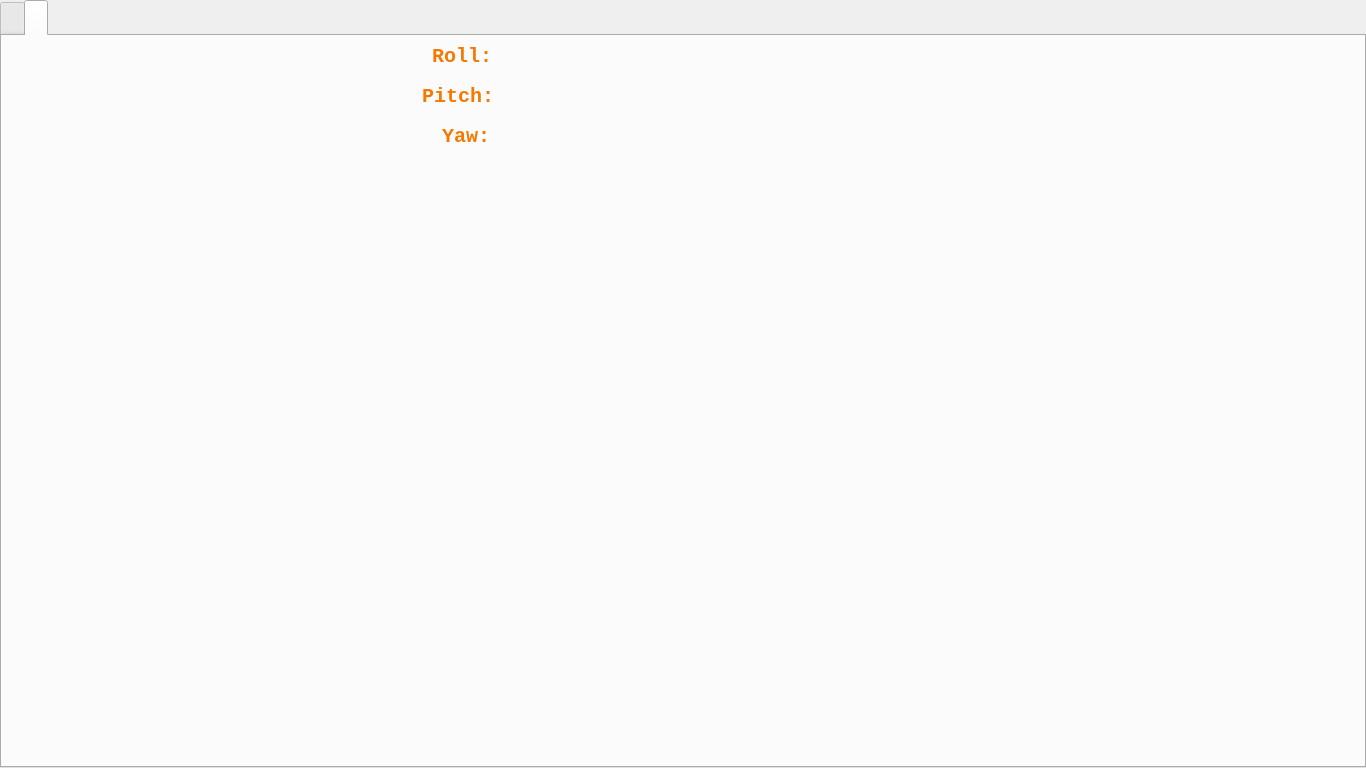
Qt form GroundStation/mainwindow.ui (iron-kang/Qt) before a commit.
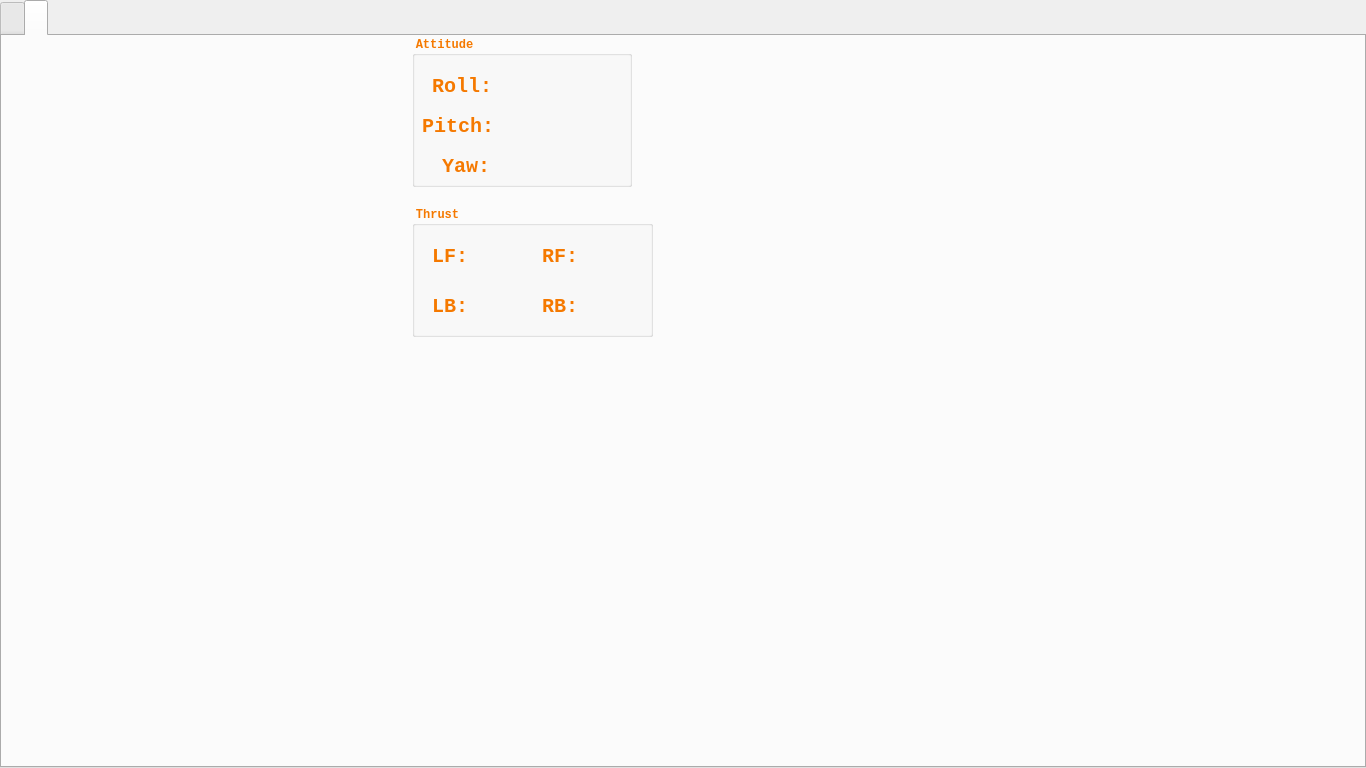
The same form after that commit. Icons and pictures are not drawn. Custom widgets are drawn as their Qt base class.

Commit message: show motor thrust info

```diff
--- a/GroundStation/mainwindow.ui
+++ b/GroundStation/mainwindow.ui
@@ -382,11 +382,129 @@
        </rect>
       </property>
      </widget>
-     <widget class="QLabel" name="label_roll">
+     <widget class="QGroupBox" name="groupBox_thrust">
       <property name="geometry">
        <rect>
-        <x>430</x>
-        <y>10</y>
+        <x>410</x>
+        <y>170</y>
+        <width>241</width>
+        <height>131</height>
+       </rect>
+      </property>
+      <property name="font">
+       <font>
+        <family>Monospace</family>
+        <weight>75</weight>
+        <bold>true</bold>
+       </font>
+      </property>
+      <property name="styleSheet">
+       <string notr="true">color:rgb(245, 121, 0)</string>
+      </property>
+      <property name="title">
+       <string>Thrust</string>
+      </property>
+      <widget class="QLabel" name="label_MLF">
+       <property name="geometry">
+        <rect>
+         <x>20</x>
+         <y>40</y>
+         <width>41</width>
+         <height>21</height>
+        </rect>
+       </property>
+       <property name="font">
+        <font>
+         <family>Monospace</family>
+         <pointsize>15</pointsize>
+         <weight>75</weight>
+         <bold>true</bold>
+        </font>
+       </property>
+       <property name="styleSheet">
+        <string notr="true">color:rgb(245, 121, 0)</string>
+       </property>
+       <property name="text">
+        <string>LF:</string>
+       </property>
+      </widget>
+      <widget class="QLabel" name="label_MLB">
+       <property name="geometry">
+        <rect>
+         <x>20</x>
+         <y>90</y>
+         <width>41</width>
+         <height>21</height>
+        </rect>
+       </property>
+       <property name="font">
+        <font>
+         <family>Monospace</family>
+         <pointsize>15</pointsize>
+         <weight>75</weight>
+         <bold>true</bold>
+        </font>
+       </property>
+       <property name="styleSheet">
+        <string notr="true">color:rgb(245, 121, 0)</string>
+       </property>
+       <property name="text">
+        <string>LB:</string>
+       </property>
+      </widget>
+      <widget class="QLabel" name="label_MRB">
+       <property name="geometry">
+        <rect>
+         <x>130</x>
+         <y>90</y>
+         <width>41</width>
+         <height>21</height>
+        </rect>
+       </property>
+       <property name="font">
+        <font>
+         <family>Monospace</family>
+         <pointsize>15</pointsize>
+         <weight>75</weight>
+         <bold>true</bold>
+        </font>
+       </property>
+       <property name="styleSheet">
+        <string notr="true">color:rgb(245, 121, 0)</string>
+       </property>
+       <property name="text">
+        <string>RB:</string>
+       </property>
+      </widget>
+      <widget class="QLabel" name="label_MRF">
+       <property name="geometry">
+        <rect>
+         <x>130</x>
+         <y>40</y>
+         <width>41</width>
+         <height>21</height>
+        </rect>
+       </property>
+       <property name="font">
+        <font>
+         <family>Monospace</family>
+         <pointsize>15</pointsize>
+         <weight>75</weight>
+         <bold>true</bold>
+        </font>
+       </property>
+       <property name="styleSheet">
+        <string notr="true">color:rgb(245, 121, 0)</string>
+       </property>
+       <property name="text">
+        <string>RF:</string>
+       </property>
+      </widget>
+      <widget class="QLabel" name="val_MLF">
+       <property name="geometry">
+        <rect>
+         <x>60</x>
+         <y>40</y>
         <width>61</width>
         <height>21</height>
        </rect>
@@ -400,17 +518,160 @@
        </font>
       </property>
       <property name="styleSheet">
+        <string notr="true">color:rgb(252, 175, 62)</string>
+       </property>
+       <property name="text">
+        <string/>
+       </property>
+      </widget>
+      <widget class="QLabel" name="val_MRF">
+       <property name="geometry">
+        <rect>
+         <x>170</x>
+         <y>40</y>
+         <width>61</width>
+         <height>21</height>
+        </rect>
+       </property>
+       <property name="font">
+        <font>
+         <family>Monospace</family>
+         <pointsize>15</pointsize>
+         <weight>75</weight>
+         <bold>true</bold>
+        </font>
+       </property>
+       <property name="styleSheet">
+        <string notr="true">color:rgb(252, 175, 62)</string>
+       </property>
+       <property name="text">
+        <string/>
+       </property>
+      </widget>
+      <widget class="QLabel" name="val_MRB">
+       <property name="geometry">
+        <rect>
+         <x>170</x>
+         <y>90</y>
+         <width>61</width>
+         <height>21</height>
+        </rect>
+       </property>
+       <property name="font">
+        <font>
+         <family>Monospace</family>
+         <pointsize>15</pointsize>
+         <weight>75</weight>
+         <bold>true</bold>
+        </font>
+       </property>
+       <property name="styleSheet">
+        <string notr="true">color:rgb(252, 175, 62)</string>
+       </property>
+       <property name="text">
+        <string/>
+       </property>
+      </widget>
+      <widget class="QLabel" name="val_MLB">
+       <property name="geometry">
+        <rect>
+         <x>60</x>
+         <y>90</y>
+         <width>61</width>
+         <height>21</height>
+        </rect>
+       </property>
+       <property name="font">
+        <font>
+         <family>Monospace</family>
+         <pointsize>15</pointsize>
+         <weight>75</weight>
+         <bold>true</bold>
+        </font>
+       </property>
+       <property name="styleSheet">
+        <string notr="true">color:rgb(252, 175, 62)</string>
+       </property>
+       <property name="text">
+        <string/>
+       </property>
+      </widget>
+     </widget>
+     <widget class="QGroupBox" name="groupBox_attitude">
+      <property name="geometry">
+       <rect>
+        <x>410</x>
+        <y>0</y>
+        <width>220</width>
+        <height>151</height>
+       </rect>
+      </property>
+      <property name="font">
+       <font>
+        <family>Monospace</family>
+        <weight>75</weight>
+        <bold>true</bold>
+       </font>
+      </property>
+      <property name="styleSheet">
        <string notr="true">color:rgb(245, 121, 0)</string>
       </property>
+      <property name="title">
+       <string>Attitude</string>
+      </property>
+      <widget class="QLabel" name="val_yaw">
+       <property name="geometry">
+        <rect>
+         <x>90</x>
+         <y>120</y>
+         <width>61</width>
+         <height>21</height>
+        </rect>
+       </property>
+       <property name="font">
+        <font>
+         <family>Monospace</family>
+         <pointsize>15</pointsize>
+         <weight>75</weight>
+         <bold>true</bold>
+        </font>
+       </property>
+       <property name="styleSheet">
+        <string notr="true">color:rgb(252, 175, 62)</string>
+       </property>
       <property name="text">
-       <string>Roll:</string>
+        <string/>
+       </property>
+      </widget>
+      <widget class="QLabel" name="val_roll">
+       <property name="geometry">
+        <rect>
+         <x>90</x>
+         <y>40</y>
+         <width>61</width>
+         <height>21</height>
+        </rect>
+       </property>
+       <property name="font">
+        <font>
+         <family>Monospace</family>
+         <pointsize>15</pointsize>
+         <weight>75</weight>
+         <bold>true</bold>
+        </font>
+       </property>
+       <property name="styleSheet">
+        <string notr="true">color:rgb(252, 175, 62)</string>
+       </property>
+       <property name="text">
+        <string/>
       </property>
      </widget>
      <widget class="QLabel" name="label_pitch">
       <property name="geometry">
        <rect>
-        <x>420</x>
-        <y>50</y>
+         <x>10</x>
+         <y>80</y>
         <width>71</width>
         <height>21</height>
        </rect>
@@ -431,11 +692,35 @@
        <string>Pitch:</string>
       </property>
      </widget>
+      <widget class="QLabel" name="label_roll">
+       <property name="geometry">
+        <rect>
+         <x>20</x>
+         <y>40</y>
+         <width>61</width>
+         <height>21</height>
+        </rect>
+       </property>
+       <property name="font">
+        <font>
+         <family>Monospace</family>
+         <pointsize>15</pointsize>
+         <weight>75</weight>
+         <bold>true</bold>
+        </font>
+       </property>
+       <property name="styleSheet">
+        <string notr="true">color:rgb(245, 121, 0)</string>
+       </property>
+       <property name="text">
+        <string>Roll:</string>
+       </property>
+      </widget>
      <widget class="QLabel" name="label_yaw">
       <property name="geometry">
        <rect>
-        <x>440</x>
-        <y>90</y>
+         <x>30</x>
+         <y>120</y>
         <width>51</width>
         <height>21</height>
        </rect>
@@ -455,35 +740,11 @@
        <string>Yaw:</string>
       </property>
      </widget>
-     <widget class="QLabel" name="val_roll">
-      <property name="geometry">
-       <rect>
-        <x>500</x>
-        <y>10</y>
-        <width>61</width>
-        <height>21</height>
-       </rect>
-      </property>
-      <property name="font">
-       <font>
-        <family>Monospace</family>
-        <pointsize>15</pointsize>
-        <weight>75</weight>
-        <bold>true</bold>
-       </font>
-      </property>
-      <property name="styleSheet">
-       <string notr="true">color:rgb(252, 175, 62)</string>
-      </property>
-      <property name="text">
-       <string/>
-      </property>
-     </widget>
      <widget class="QLabel" name="val_pitch">
       <property name="geometry">
        <rect>
-        <x>500</x>
-        <y>50</y>
+         <x>90</x>
+         <y>80</y>
         <width>61</width>
         <height>21</height>
        </rect>
@@ -503,29 +764,6 @@
        <string/>
       </property>
      </widget>
-     <widget class="QLabel" name="val_yaw">
-      <property name="geometry">
-       <rect>
-        <x>500</x>
-        <y>90</y>
-        <width>61</width>
-        <height>21</height>
-       </rect>
-      </property>
-      <property name="font">
-       <font>
-        <family>Monospace</family>
-        <pointsize>15</pointsize>
-        <weight>75</weight>
-        <bold>true</bold>
-       </font>
-      </property>
-      <property name="styleSheet">
-       <string notr="true">color:rgb(252, 175, 62)</string>
-      </property>
-      <property name="text">
-       <string/>
-      </property>
      </widget>
     </widget>
    </widget>
```
Lines whose indentation alone changed are shown as unchanged. The commit also changes 2 other files.
